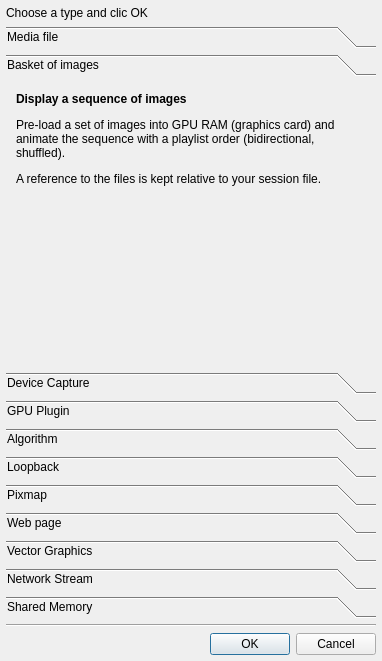
First picture: the form in src/NewSourceDialog.ui, repository markus-wa/glmixer-mirror, before the edit.
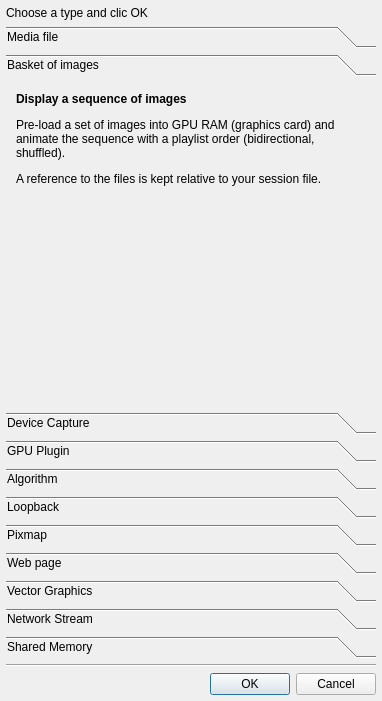
Second picture: the form after the edit. The open tabs and pages were chosen to show the change. Icons and pictures are not drawn.

Commit message: Integration of new device stream type in source creation GUI

```diff
--- a/src/NewSourceDialog.ui
+++ b/src/NewSourceDialog.ui
@@ -7,7 +7,7 @@
     <x>0</x>
     <y>0</y>
     <width>382</width>
-    <height>661</height>
+    <height>701</height>
    </rect>
   </property>
   <property name="windowTitle">
@@ -152,8 +152,8 @@
        <rect>
         <x>0</x>
         <y>0</y>
-        <width>370</width>
-        <height>168</height>
+        <width>355</width>
+        <height>162</height>
        </rect>
       </property>
       <attribute name="icon">
@@ -197,10 +197,10 @@
           <string>&lt;!DOCTYPE HTML PUBLIC &quot;-//W3C//DTD HTML 4.0//EN&quot; &quot;http://www.w3.org/TR/REC-html40/strict.dtd&quot;&gt;
 &lt;html&gt;&lt;head&gt;&lt;meta name=&quot;qrichtext&quot; content=&quot;1&quot; /&gt;&lt;style type=&quot;text/css&quot;&gt;
 p, li { white-space: pre-wrap; }
-&lt;/style&gt;&lt;/head&gt;&lt;body style=&quot; font-family:'Ubuntu'; font-size:11pt; font-weight:200; font-style:normal;&quot;&gt;
-&lt;p style=&quot; margin-top:12px; margin-bottom:12px; margin-left:0px; margin-right:0px; -qt-block-indent:0; text-indent:0px;&quot;&gt;&lt;span style=&quot; font-size:9pt; font-weight:600;&quot;&gt;Display a sequence of images&lt;/span&gt;&lt;/p&gt;
-&lt;p style=&quot; margin-top:12px; margin-bottom:12px; margin-left:0px; margin-right:0px; -qt-block-indent:0; text-indent:0px;&quot;&gt;&lt;span style=&quot; font-size:9pt; font-weight:400;&quot;&gt;Pre-load a set of images into GPU RAM (graphics card) and animate the sequence with a playlist order (bidirectional, shuffled).&lt;/span&gt;&lt;/p&gt;
-&lt;p style=&quot; margin-top:12px; margin-bottom:12px; margin-left:0px; margin-right:0px; -qt-block-indent:0; text-indent:0px;&quot;&gt;&lt;span style=&quot; font-size:9pt; font-weight:400;&quot;&gt;A reference to the files is kept relative to your session file.&lt;/span&gt;&lt;/p&gt;&lt;/body&gt;&lt;/html&gt;</string>
+&lt;/style&gt;&lt;/head&gt;&lt;body style=&quot; font-family:'.SF NS Text'; font-size:13pt; font-weight:400; font-style:normal;&quot;&gt;
+&lt;p style=&quot; margin-top:12px; margin-bottom:12px; margin-left:0px; margin-right:0px; -qt-block-indent:0; text-indent:0px;&quot;&gt;&lt;span style=&quot; font-family:'Ubuntu'; font-size:9pt; font-weight:600;&quot;&gt;Display a sequence of images&lt;/span&gt;&lt;/p&gt;
+&lt;p style=&quot; margin-top:12px; margin-bottom:12px; margin-left:0px; margin-right:0px; -qt-block-indent:0; text-indent:0px;&quot;&gt;&lt;span style=&quot; font-family:'Ubuntu'; font-size:9pt;&quot;&gt;Pre-load a set of images into GPU RAM (graphics card) and animate the sequence with a playlist order (bidirectional, shuffled).&lt;/span&gt;&lt;/p&gt;
+&lt;p style=&quot; margin-top:12px; margin-bottom:12px; margin-left:0px; margin-right:0px; -qt-block-indent:0; text-indent:0px;&quot;&gt;&lt;span style=&quot; font-family:'Ubuntu'; font-size:9pt;&quot;&gt;A reference to the files is kept relative to your session file.&lt;/span&gt;&lt;/p&gt;&lt;/body&gt;&lt;/html&gt;</string>
          </property>
          <property name="textInteractionFlags">
           <set>Qt::TextBrowserInteraction</set>
```
Left out of the diff: 224 changed lines with no effect on the pictures. The commit also changes 12 other files.
